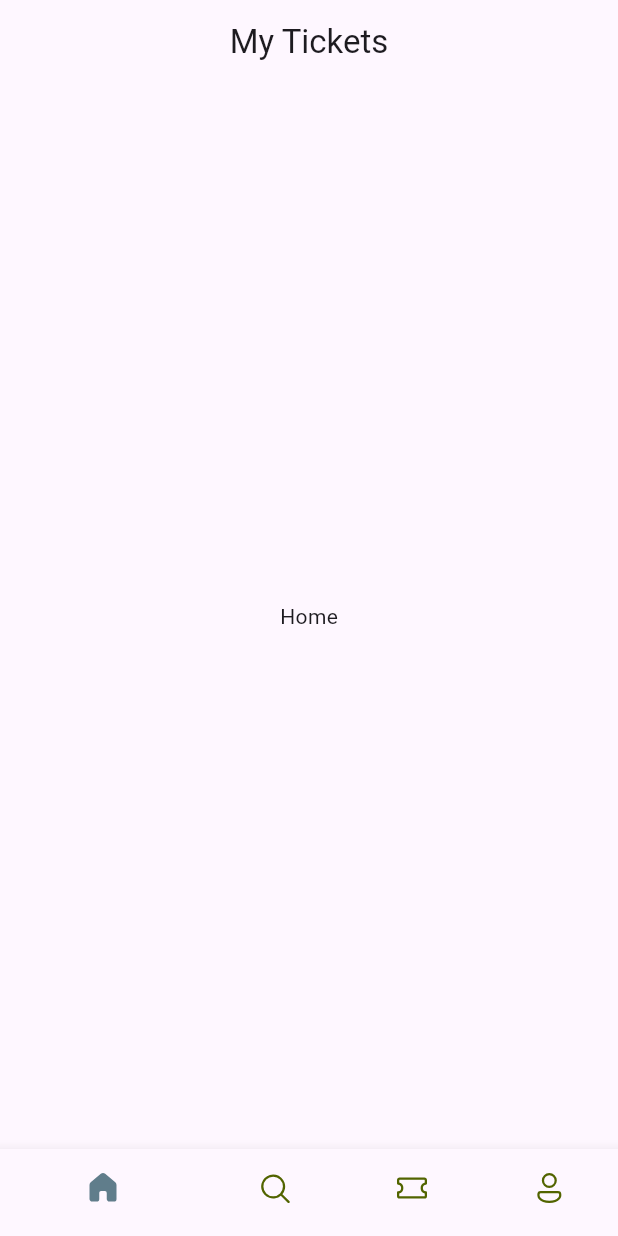
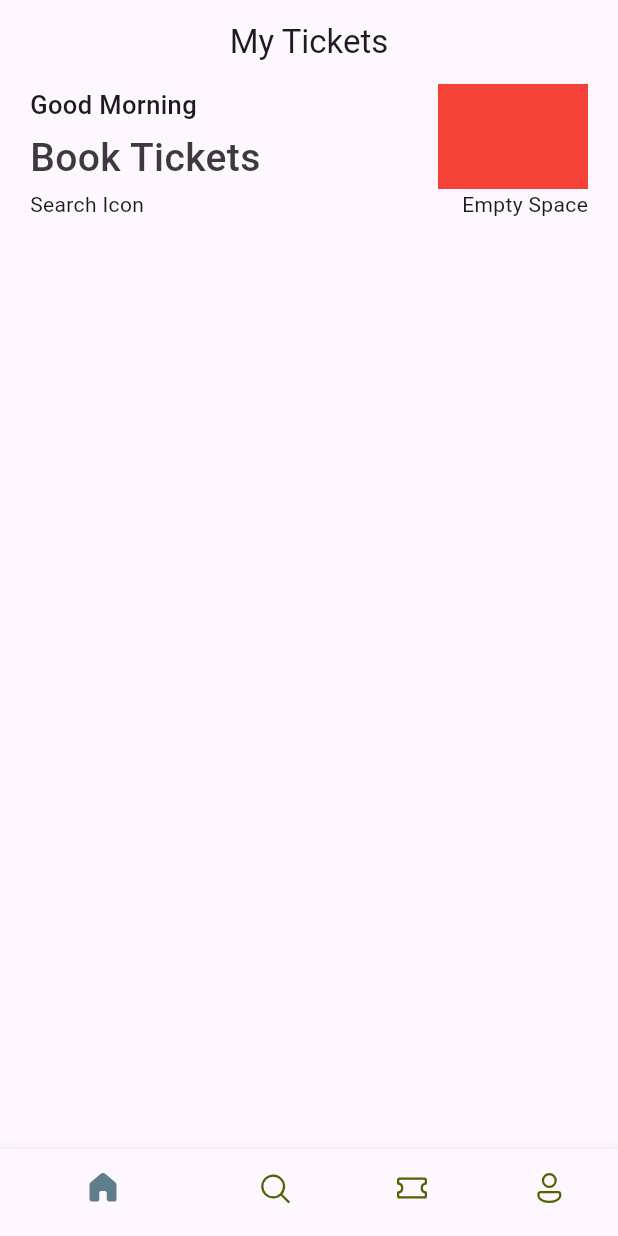
Before and after one commit to BbillahrariBBr/ticket_app, a Flutter app: the screen it shows after launch, on a phone screen of 412 x 824 dp. Run offline on Flutter 3.47's test engine with Material 3 defaults, Android fonts, the phone set to English and light mode, and no system bars; our stand-ins replace fluentui_icons.

Commit message:
first step text style 2.44.31 done

```diff
--- a/lib/base/bottom_nav_bar.dart
+++ b/lib/base/bottom_nav_bar.dart
@@ -1,6 +1,7 @@
 import 'package:fluentui_icons/fluentui_icons.dart';
 import 'package:flutter/cupertino.dart';
 import 'package:flutter/material.dart';
+import 'package:ticket_app/screens/home_screen.dart';
 
 class BottomNavBar extends StatefulWidget {
   const BottomNavBar({super.key});
@@ -11,7 +12,7 @@ class BottomNavBar extends StatefulWidget {
 
 class _BottomNavBarState extends State<BottomNavBar> {
   final appScreens = [
-    const Center(child:  Text("Home")),
+    const HomeScreen(),
     const Center(child:  Text("Search")),
     const Center(child:  Text("Tickets")),
     const Center(child:  Text("Profile"))
--- /dev/null
+++ b/lib/screens/home_screen.dart
@@ -0,0 +1,58 @@
+import 'package:flutter/cupertino.dart';
+import 'package:flutter/material.dart';
+
+class HomeScreen extends StatelessWidget {
+  const HomeScreen({super.key});
+
+  @override
+  Widget build(BuildContext context) {
+    // column, row
+    return Scaffold(
+      body: ListView(
+        children: [
+          Container(
+            padding: const EdgeInsets.symmetric(horizontal: 20),
+            child: Column(
+              children: [
+                Row(
+                  mainAxisAlignment: MainAxisAlignment.spaceBetween,
+                  children: [
+                    Column(
+                      crossAxisAlignment: CrossAxisAlignment.start,
+                      children: [
+                        Text(
+                          "Good Morning",
+                          style: TextStyle(
+                              fontSize: 17, fontWeight: FontWeight.w500),
+                        ),
+                        SizedBox(
+                          height: 5,
+                        ),
+                        Text(
+                          "Book Tickets",
+                          style: TextStyle(
+                              fontSize: 26,
+                              fontWeight: FontWeight.w500,
+                              color: Color(0xFF3b3b3b)),
+                        )
+                      ],
+                    ),
+                    Container(
+                      width: 100,
+                      height: 70,
+                      color: Colors.red,
+                    )
+                  ],
+                ),
+                Row(
+                  mainAxisAlignment: MainAxisAlignment.spaceBetween,
+                  children: [Text("Search Icon"), Text("Empty Space")],
+                )
+              ],
+            ),
+          )
+        ],
+      ),
+    );
+  }
+}
```
Also changed, not shown: lib/base/res/styles/app_styles.dart (added), 1 other file.
